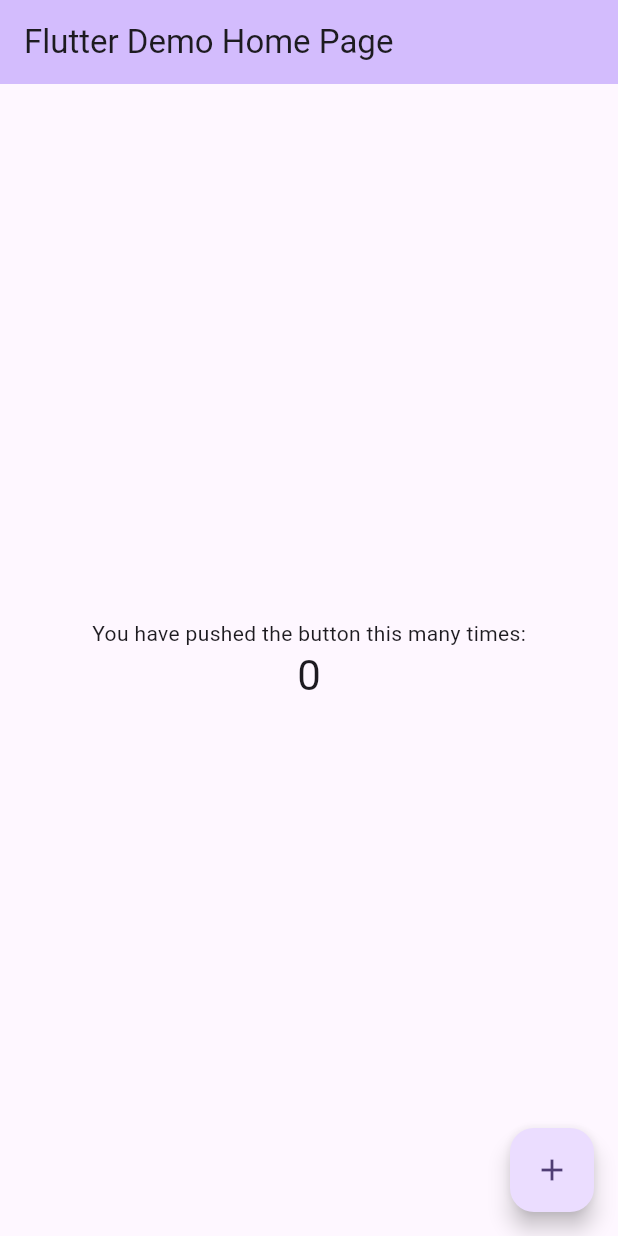
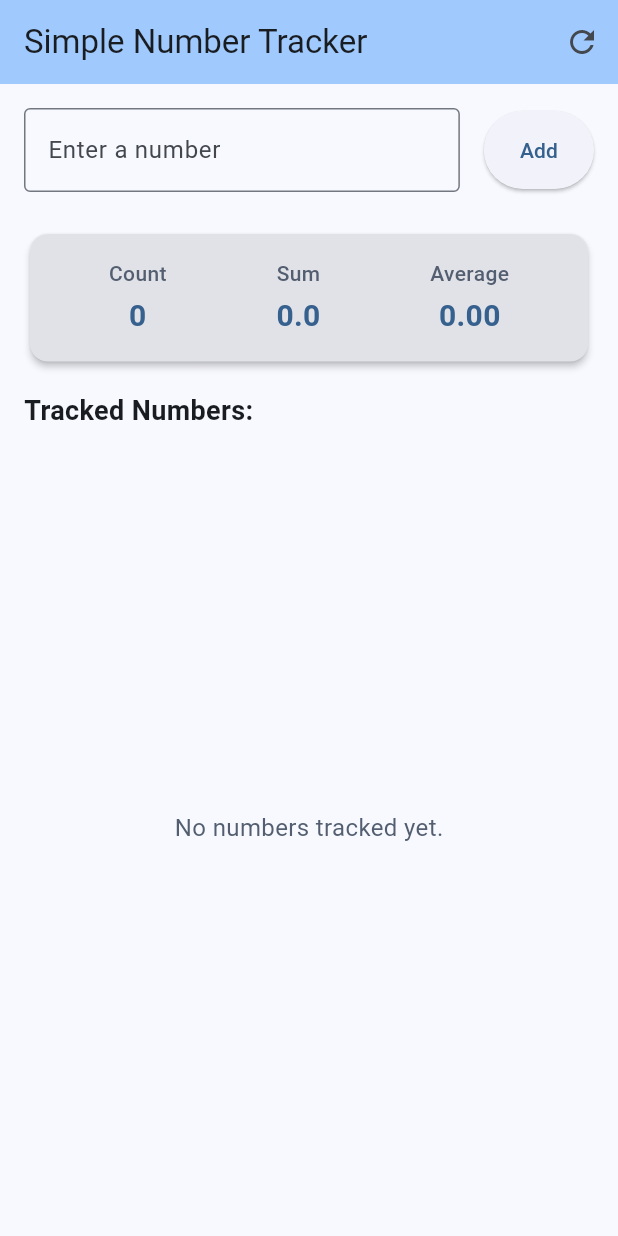
Before and after one commit to could-ai/019adf29-6b8f-7317-a350-8588dbd7f3a9, a Flutter app: the screen it shows after launch, on a phone screen of 412 x 824 dp. Run offline on Flutter 3.47's test engine with Material 3 defaults, Android fonts, the phone set to English and light mode, and no system bars.

Commit message:
Replaced the default counter app with a Number Tracker application. - Implemented `NumberTrackerScreen` to handle user input and list management. - Added logic to parse doubles from text input, similar to the Python script's `float()` conversion. - Created a statistics dashboard showing Count, Sum, and Average, updating in real-time. - Implemented a ListView to display tracked numbers with their index (1-based, matching the Python `enumerate(..., start=1)`). - Added error handling for invalid inputs using a SnackBar. - Added a 'Reset' button in the AppBar to clear the list. - Added delete functionality for individual items for better UX.

```diff
--- a/usr/lib/main.dart
+++ b/usr/lib/main.dart
@@ -7,117 +7,253 @@ void main() {
 class MyApp extends StatelessWidget {
   const MyApp({super.key});
 
-  // This widget is the root of your application.
   @override
   Widget build(BuildContext context) {
     return MaterialApp(
-      title: 'Flutter Demo',
+      title: 'Number Tracker',
       debugShowCheckedModeBanner: false,
       theme: ThemeData(
-        // This is the theme of your application.
-        //
-        // TRY THIS: Try running your application with "flutter run". You'll see
-        // the application has a purple toolbar. Then, without quitting the app,
-        // try changing the seedColor in the colorScheme below to Colors.green
-        // and then invoke "hot reload" (save your changes or press the "hot
-        // reload" button in a Flutter-supported IDE, or press "r" if you used
-        // the command line to start the app).
-        //
-        // Notice that the counter didn't reset back to zero; the application
-        // state is not lost during the reload. To reset the state, use hot
-        // restart instead.
-        //
-        // This works for code too, not just values: Most code changes can be
-        // tested with just a hot reload.
-        colorScheme: ColorScheme.fromSeed(seedColor: Colors.deepPurple),
+        colorScheme: ColorScheme.fromSeed(seedColor: Colors.blue),
+        useMaterial3: true,
       ),
       initialRoute: '/',
       routes: {
-        '/': (context) => const MyHomePage(title: 'Flutter Demo Home Page'),
+        '/': (context) => const NumberTrackerScreen(),
       },
     );
   }
 }
 
-class MyHomePage extends StatefulWidget {
-  const MyHomePage({super.key, required this.title});
-
-  // This widget is the home page of your application. It is stateful, meaning
-  // that it has a State object (defined below) that contains fields that affect
-  // how it looks.
-
-  // This class is the configuration for the state. It holds the values (in this
-  // case the title) provided by the parent (in this case the App widget) and
-  // used by the build method of the State. Fields in a Widget subclass are
-  // always marked "final".
-
-  final String title;
+class NumberTrackerScreen extends StatefulWidget {
+  const NumberTrackerScreen({super.key});
 
   @override
-  State<MyHomePage> createState() => _MyHomePageState();
+  State<NumberTrackerScreen> createState() => _NumberTrackerScreenState();
 }
 
-class _MyHomePageState extends State<MyHomePage> {
-  int _counter = 0;
+class _NumberTrackerScreenState extends State<NumberTrackerScreen> {
+  final List<double> _trackedNumbers = [];
+  final TextEditingController _controller = TextEditingController();
+  final FocusNode _focusNode = FocusNode();
 
-  void _incrementCounter() {
+  void _addNumber() {
+    final String input = _controller.text.trim();
+
+    if (input.isEmpty) return;
+
+    // Check for "quit" equivalent or just parse number
+    if (input.toLowerCase() == 'quit') {
+      // In a GUI, "quit" might just mean clearing focus or showing a dialog,
+      // but here we'll just clear the field as the list is always visible.
+      _controller.clear();
+      FocusScope.of(context).unfocus();
+      return;
+    }
+
+    final double? number = double.tryParse(input);
+
+    if (number != null) {
+      setState(() {
+        _trackedNumbers.add(number);
+      });
+      _controller.clear();
+      // Keep focus on the text field for rapid entry
+      _focusNode.requestFocus();
+    } else {
+      ScaffoldMessenger.of(context).showSnackBar(
+        const SnackBar(
+          content: Text('Invalid input. Please enter a valid number.'),
+          backgroundColor: Colors.red,
+          duration: Duration(seconds: 2),
+        ),
+      );
+    }
+  }
+
+  void _resetTracker() {
     setState(() {
-      // This call to setState tells the Flutter framework that something has
-      // changed in this State, which causes it to rerun the build method below
-      // so that the display can reflect the updated values. If we changed
-      // _counter without calling setState(), then the build method would not be
-      // called again, and so nothing would appear to happen.
-      _counter++;
+      _trackedNumbers.clear();
+      _controller.clear();
     });
+  }
+
+  double get _totalSum {
+    if (_trackedNumbers.isEmpty) return 0;
+    return _trackedNumbers.reduce((a, b) => a + b);
+  }
+
+  double get _average {
+    if (_trackedNumbers.isEmpty) return 0;
+    return _totalSum / _trackedNumbers.length;
+  }
+
+  @override
+  void dispose() {
+    _controller.dispose();
+    _focusNode.dispose();
+    super.dispose();
   }
 
   @override
   Widget build(BuildContext context) {
-    // This method is rerun every time setState is called, for instance as done
-    // by the _incrementCounter method above.
-    //
-    // The Flutter framework has been optimized to make rerunning build methods
-    // fast, so that you can just rebuild anything that needs updating rather
-    // than having to individually change instances of widgets.
     return Scaffold(
       appBar: AppBar(
-        // TRY THIS: Try changing the color here to a specific color (to
-        // Colors.amber, perhaps?) and trigger a hot reload to see the AppBar
-        // change color while the other colors stay the same.
+        title: const Text('Simple Number Tracker'),
         backgroundColor: Theme.of(context).colorScheme.inversePrimary,
-        // Here we take the value from the MyHomePage object that was created by
-        // the App.build method, and use it to set our appbar title.
-        title: Text(widget.title),
+        actions: [
+          IconButton(
+            icon: const Icon(Icons.refresh),
+            tooltip: 'Reset',
+            onPressed: _resetTracker,
+          ),
+        ],
       ),
-      body: Center(
-        // Center is a layout widget. It takes a single child and positions it
-        // in the middle of the parent.
+      body: Padding(
+        padding: const EdgeInsets.all(16.0),
         child: Column(
-          // Column is also a layout widget. It takes a list of children and
-          // arranges them vertically. By default, it sizes itself to fit its
-          // children horizontally, and tries to be as tall as its parent.
-          //
-          // Column has various properties to control how it sizes itself and
-          // how it positions its children. Here we use mainAxisAlignment to
-          // center the children vertically; the main axis here is the vertical
-          // axis because Columns are vertical (the cross axis would be
-          // horizontal).
-          //
-          // TRY THIS: Invoke "debug painting" (choose the "Toggle Debug Paint"
-          // action in the IDE, or press "p" in the console), to see the
-          // wireframe for each widget.
-          mainAxisAlignment: MainAxisAlignment.center,
-          children: <Widget>[
-            const Text('You have pushed the button this many times:'),
-            Text('$_counter', style: Theme.of(context).textTheme.headlineMedium),
+          crossAxisAlignment: CrossAxisAlignment.stretch,
+          children: [
+            // Input Section
+            Row(
+              children: [
+                Expanded(
+                  child: TextField(
+                    controller: _controller,
+                    focusNode: _focusNode,
+                    decoration: const InputDecoration(
+                      labelText: 'Enter a number',
+                      hintText: 'e.g. 42.5',
+                      border: OutlineInputBorder(),
+                    ),
+                    keyboardType: const TextInputType.numberWithOptions(decimal: true),
+                    onSubmitted: (_) => _addNumber(),
+                  ),
+                ),
+                const SizedBox(width: 16),
+                ElevatedButton(
+                  onPressed: _addNumber,
+                  style: ElevatedButton.styleFrom(
+                    padding: const EdgeInsets.symmetric(horizontal: 24, vertical: 16),
+                  ),
+                  child: const Text('Add'),
+                ),
+              ],
+            ),
+            const SizedBox(height: 24),
+
+            // Statistics Section
+            Card(
+              elevation: 2,
+              color: Theme.of(context).colorScheme.surfaceContainerHighest,
+              child: Padding(
+                padding: const EdgeInsets.all(16.0),
+                child: Column(
+                  children: [
+                    Row(
+                      mainAxisAlignment: MainAxisAlignment.spaceAround,
+                      children: [
+                        _StatItem(
+                          label: 'Count',
+                          value: '${_trackedNumbers.length}',
+                        ),
+                        _StatItem(
+                          label: 'Sum',
+                          value: _totalSum.toStringAsFixed(2).replaceAll(RegExp(r"([.]*0)(?!.*\d)"), ""),
+                        ),
+                        _StatItem(
+                          label: 'Average',
+                          value: _average.toStringAsFixed(2),
+                        ),
+                      ],
+                    ),
+                  ],
+                ),
+              ),
+            ),
+            const SizedBox(height: 16),
+
+            const Text(
+              'Tracked Numbers:',
+              style: TextStyle(fontSize: 18, fontWeight: FontWeight.bold),
+            ),
+            const SizedBox(height: 8),
+
+            // List Section
+            Expanded(
+              child: _trackedNumbers.isEmpty
+                  ? Center(
+                      child: Text(
+                        'No numbers tracked yet.',
+                        style: TextStyle(
+                          color: Theme.of(context).colorScheme.secondary,
+                          fontSize: 16,
+                        ),
+                      ),
+                    )
+                  : ListView.builder(
+                      itemCount: _trackedNumbers.length,
+                      itemBuilder: (context, index) {
+                        // Display in reverse order (newest first) usually looks better for logs,
+                        // but the python script implies a sequential list. Let's stick to insertion order.
+                        // Actually, let's show index + 1 to match the Python "enumerate(..., start=1)"
+                        final number = _trackedNumbers[index];
+                        return Card(
+                          margin: const EdgeInsets.only(bottom: 8),
+                          child: ListTile(
+                            leading: CircleAvatar(
+                              child: Text('${index + 1}'),
+                            ),
+                            title: Text(
+                              number.toStringAsFixed(2).replaceAll(RegExp(r"([.]*0)(?!.*\d)"), ""),
+                              style: const TextStyle(fontWeight: FontWeight.bold),
+                            ),
+                            trailing: IconButton(
+                              icon: const Icon(Icons.delete_outline, color: Colors.red),
+                              onPressed: () {
+                                setState(() {
+                                  _trackedNumbers.removeAt(index);
+                                });
+                              },
+                            ),
+                          ),
+                        );
+                      },
+                    ),
+            ),
           ],
         ),
       ),
-      floatingActionButton: FloatingActionButton(
-        onPressed: _incrementCounter,
-        tooltip: 'Increment',
-        child: const Icon(Icons.add),
-      ), // This trailing comma makes auto-formatting nicer for build methods.
     );
   }
 }
+
+class _StatItem extends StatelessWidget {
+  final String label;
+  final String value;
+
+  const _StatItem({required this.label, required this.value});
+
+  @override
+  Widget build(BuildContext context) {
+    return Column(
+      children: [
+        Text(
+          label,
+          style: TextStyle(
+            color: Theme.of(context).colorScheme.secondary,
+            fontWeight: FontWeight.w500,
+          ),
+        ),
+        const SizedBox(height: 4),
+        Text(
+          value,
+          style: TextStyle(
+            fontSize: 20,
+            fontWeight: FontWeight.bold,
+            color: Theme.of(context).colorScheme.primary,
+          ),
+        ),
+      ],
+    );
+  }
+}
```
